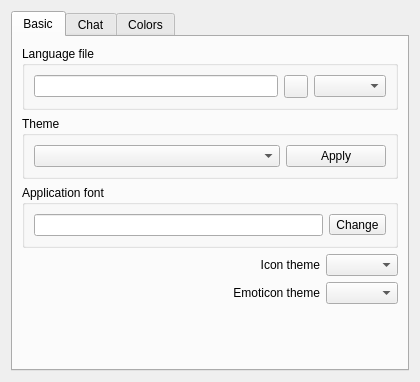
Qt form eiskaltdcpp/ui/UISettingsGUI.ui (eiskaltdcpp/eiskaltdcpp) before a commit.
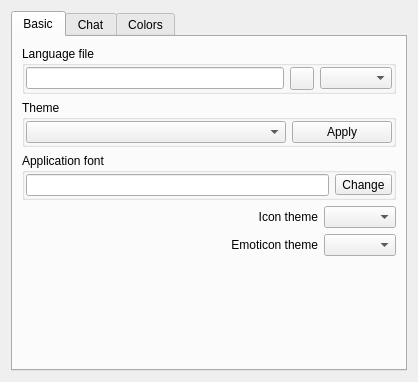
The same form after that commit.

Diff of the .ui file:
```diff
--- a/eiskaltdcpp/ui/UISettingsGUI.ui
+++ b/eiskaltdcpp/ui/UISettingsGUI.ui
@@ -6,8 +6,8 @@
    <rect>
     <x>0</x>
     <y>0</y>
-    <width>420</width>
-    <height>368</height>
+    <width>418</width>
+    <height>366</height>
    </rect>
   </property>
   <property name="windowTitle">
@@ -30,6 +30,9 @@
           <string>Language file</string>
          </property>
          <layout class="QGridLayout" name="gridLayout_6">
+          <property name="margin">
+           <number>1</number>
+          </property>
           <item row="0" column="0">
            <widget class="QLineEdit" name="lineEdit_LANGFILE"/>
           </item>
@@ -52,6 +55,9 @@
           <string>Theme</string>
          </property>
          <layout class="QGridLayout" name="gridLayout_5">
+          <property name="margin">
+           <number>1</number>
+          </property>
           <item row="0" column="0">
            <widget class="QComboBox" name="comboBox_THEMES"/>
           </item>
@@ -77,6 +83,9 @@
           <string>Application font</string>
          </property>
          <layout class="QGridLayout" name="gridLayout_7">
+          <property name="margin">
+           <number>1</number>
+          </property>
           <item row="0" column="0">
            <widget class="QLineEdit" name="lineEdit_APPFONT"/>
           </item>
```
Left out of the diff: 3 changed lines with no effect on the pictures.
